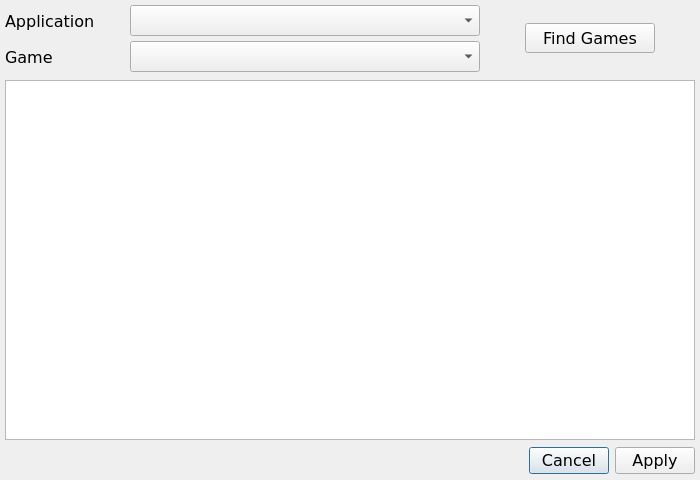
Above: OneLauncher/ui/winSetupWizard.ui from JuneStepp/OneLauncher before the change. Below: the same form after it.
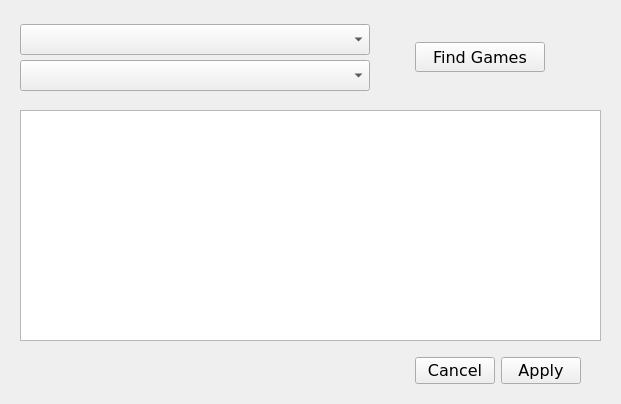
That is the form after the change. The open tabs and pages were chosen to show the change.

Commit message: Started upgrading setup wizard and moved it's launch code to main win

What changed in the file:
```diff
--- a/OneLauncher/ui/winSetupWizard.ui
+++ b/OneLauncher/ui/winSetupWizard.ui
@@ -1,123 +1,166 @@
 <ui version="4.0" >
  <class>winGameWizard</class>
- <widget class="QDialog" name="winGameWizard" >
-  <property name="windowModality" >
+ <widget class="QDialog" name="winGameWizard">
+  <property name="windowModality">
    <enum>Qt::ApplicationModal</enum>
   </property>
-  <property name="geometry" >
+  <property name="geometry">
    <rect>
     <x>0</x>
     <y>0</y>
-    <width>700</width>
-    <height>480</height>
+    <width>621</width>
+    <height>404</height>
    </rect>
   </property>
-  <property name="font" >
+  <property name="font">
    <font>
     <family>Verdana</family>
     <pointsize>12</pointsize>
    </font>
   </property>
-  <property name="windowTitle" >
+  <property name="windowTitle">
    <string>Game Set Up Wizard</string>
   </property>
-  <property name="modal" >
+  <property name="modal">
    <bool>true</bool>
   </property>
-  <widget class="QLabel" name="lblApplication" >
-   <property name="geometry" >
+  <widget class="QStackedWidget" name="stackedWidget">
+   <property name="geometry">
     <rect>
-     <x>5</x>
-     <y>11</y>
-     <width>120</width>
-     <height>20</height>
+     <x>20</x>
+     <y>20</y>
+     <width>591</width>
+     <height>371</height>
     </rect>
    </property>
-   <property name="text" >
-    <string>Application</string>
+   <property name="currentIndex">
+    <number>0</number>
    </property>
-  </widget>
-  <widget class="QComboBox" name="cboApplication" >
-   <property name="geometry" >
+   <widget class="QWidget" name="Introduction">
+    <widget class="QDialogButtonBox" name="btnBxIntro">
+     <property name="geometry">
     <rect>
-     <x>130</x>
-     <y>5</y>
-     <width>350</width>
-     <height>31</height>
-    </rect>
-   </property>
-  </widget>
-  <widget class="QLabel" name="lblGame" >
-   <property name="geometry" >
+       <x>390</x>
+       <y>335</y>
+       <width>171</width>
+       <height>25</height>
+      </rect>
+     </property>
+     <property name="standardButtons">
+      <set>QDialogButtonBox::Cancel|QDialogButtonBox::Ok</set>
+     </property>
+    </widget>
+    <widget class="QLabel" name="label">
+     <property name="geometry">
     <rect>
-     <x>5</x>
-     <y>47</y>
-     <width>120</width>
-     <height>20</height>
-    </rect>
-   </property>
-   <property name="text" >
-    <string>Game</string>
-   </property>
-  </widget>
-  <widget class="QComboBox" name="cboGame" >
-   <property name="geometry" >
+       <x>23</x>
+       <y>-104</y>
+       <width>501</width>
+       <height>361</height>
+      </rect>
+     </property>
+     <property name="text">
+      <string>&lt;html&gt;&lt;head/&gt;&lt;body&gt;&lt;p&gt;&lt;span style=&quot; font-weight:600;&quot;&gt;OneLauncher Setup Wizard:&lt;/span&gt;&lt;br/&gt;&lt;/p&gt;&lt;p&gt;This wizard will quickly take you through the steps&lt;/p&gt;&lt;p&gt;needed to get up and running with OneLauncher. &lt;/p&gt;&lt;/body&gt;&lt;/html&gt;</string>
+     </property>
+    </widget>
+   </widget>
+   <widget class="QWidget" name="GameFinder">
+    <widget class="QComboBox" name="cboGame">
+     <property name="geometry">
     <rect>
-     <x>130</x>
-     <y>41</y>
+       <x>0</x>
+       <y>40</y>
      <width>350</width>
      <height>31</height>
     </rect>
    </property>
   </widget>
-  <widget class="QDialogButtonBox" name="btnBoxOptions" >
-   <property name="geometry" >
+    <widget class="QTableView" name="tblGame">
+     <property name="geometry">
     <rect>
-     <x>5</x>
-     <y>445</y>
-     <width>690</width>
-     <height>32</height>
-    </rect>
-   </property>
-   <property name="orientation" >
-    <enum>Qt::Horizontal</enum>
-   </property>
-   <property name="standardButtons" >
-    <set>QDialogButtonBox::Apply|QDialogButtonBox::Cancel</set>
-   </property>
-  </widget>
-  <widget class="QTableView" name="tblGame" >
-   <property name="geometry" >
-    <rect>
-     <x>5</x>
-     <y>80</y>
-     <width>690</width>
-     <height>360</height>
-    </rect>
-   </property>
-   <property name="editTriggers" >
+       <x>0</x>
+       <y>90</y>
+       <width>581</width>
+       <height>231</height>
+      </rect>
+     </property>
+     <property name="editTriggers">
     <set>QAbstractItemView::NoEditTriggers</set>
    </property>
-   <property name="selectionMode" >
+     <property name="selectionMode">
     <enum>QAbstractItemView::SingleSelection</enum>
    </property>
-   <property name="selectionBehavior" >
+     <property name="selectionBehavior">
     <enum>QAbstractItemView::SelectRows</enum>
    </property>
   </widget>
-  <widget class="QPushButton" name="btnFind" >
-   <property name="geometry" >
+    <widget class="QPushButton" name="btnFind">
+     <property name="geometry">
     <rect>
-     <x>525</x>
-     <y>23</y>
+       <x>395</x>
+       <y>22</y>
      <width>130</width>
      <height>30</height>
     </rect>
    </property>
-   <property name="text" >
+     <property name="text">
     <string>Find Games</string>
    </property>
   </widget>
+    <widget class="QDialogButtonBox" name="btnBoxOptions">
+     <property name="geometry">
+      <rect>
+       <x>390</x>
+       <y>335</y>
+       <width>171</width>
+       <height>32</height>
+      </rect>
+     </property>
+     <property name="orientation">
+      <enum>Qt::Horizontal</enum>
+     </property>
+     <property name="standardButtons">
+      <set>QDialogButtonBox::Apply|QDialogButtonBox::Cancel</set>
+     </property>
+    </widget>
+    <widget class="QLabel" name="lblGame">
+     <property name="geometry">
+      <rect>
+       <x>-125</x>
+       <y>36</y>
+       <width>120</width>
+       <height>20</height>
+      </rect>
+     </property>
+     <property name="text">
+      <string>Game</string>
+     </property>
+    </widget>
+    <widget class="QLabel" name="lblApplication">
+     <property name="geometry">
+      <rect>
+       <x>-125</x>
+       <y>0</y>
+       <width>120</width>
+       <height>20</height>
+      </rect>
+     </property>
+     <property name="text">
+      <string>Application</string>
+     </property>
+    </widget>
+    <widget class="QComboBox" name="cboApplication">
+     <property name="geometry">
+      <rect>
+       <x>0</x>
+       <y>4</y>
+       <width>350</width>
+       <height>31</height>
+      </rect>
+     </property>
+    </widget>
+   </widget>
+  </widget>
  </widget>
  <resources/>
  <connections>
```
Left out of the diff: 11 changed lines with no effect on the pictures. Lines whose indentation alone changed are shown as unchanged. The commit also changes 3 other files.
